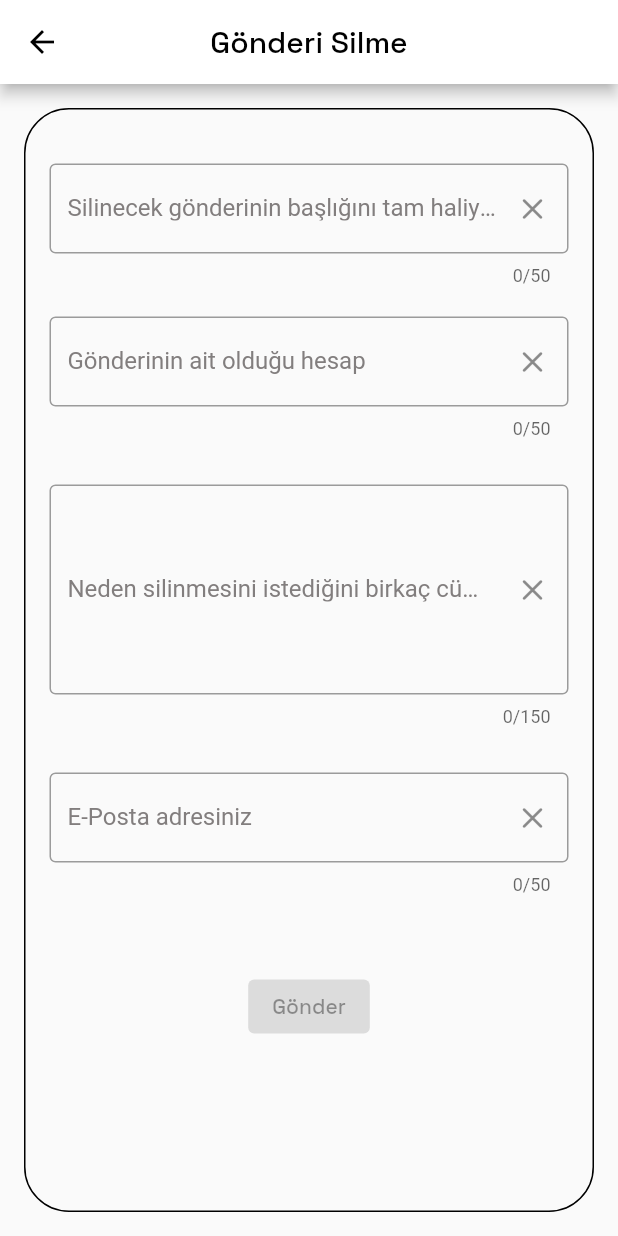
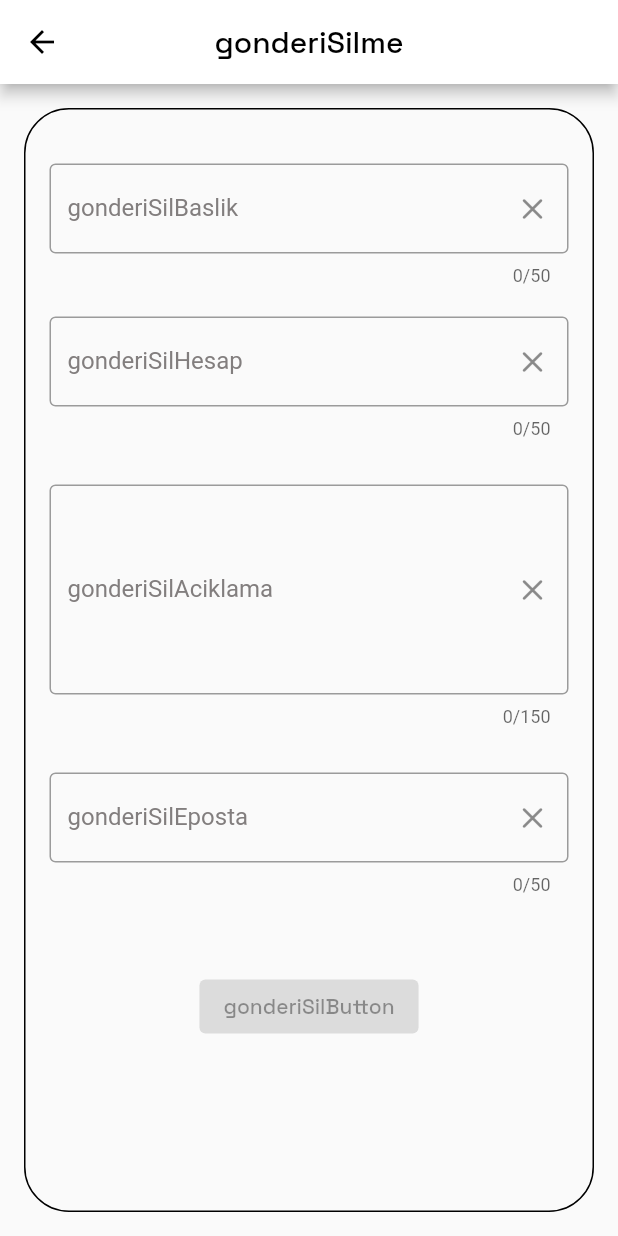
Before and after one commit to mahmutcancokcapar/seyahat-defteri, a Flutter app: the GonderiSilme screen opened directly, on a phone screen of 412 x 824 dp. Run offline on Flutter 3.47's test engine with Material 2 defaults, Android fonts, the phone set to English and light mode, and no system bars; our stand-ins replace cloud_firestore, curved_navigation_bar, firebase_auth, firebase_core, geolocator, get and 2 more; accounts and stored records are empty; network calls fail.

Commit message:
Update gonderi_silme.dart

```diff
--- a/lib/sayfalar/setting_/gonderi_silme.dart
+++ b/lib/sayfalar/setting_/gonderi_silme.dart
@@ -1,4 +1,5 @@
 import 'package:flutter/material.dart';
+import 'package:get/get.dart';
 import 'package:google_fonts/google_fonts.dart';
 import 'package:url_launcher/url_launcher.dart';
 
@@ -70,7 +71,7 @@ class _GonderiSilmeState extends State<GonderiSilme> {
           color: Colors.black,
         ),
         title: Text(
-          'Gönderi Silme',
+          'gonderiSilme'.tr,
           style: GoogleFonts.spaceGrotesk(
             color: Colors.black,
           ),
@@ -107,8 +108,7 @@ class _GonderiSilmeState extends State<GonderiSilme> {
                 },
                 decoration: InputDecoration(
                   border: const OutlineInputBorder(),
-                  labelText:
-                      'Silinecek gönderinin başlığını tam haliyle giriniz',
+                  labelText: 'gonderiSilBaslik'.tr,
                   labelStyle: GoogleFonts.indieFlower(
                     color: const Color.fromARGB(255, 130, 126, 126),
                   ),
@@ -136,8 +136,7 @@ class _GonderiSilmeState extends State<GonderiSilme> {
                 },
                 decoration: InputDecoration(
                   border: const OutlineInputBorder(),
-                  labelText:
-                      'Gönderinin ait olduğu hesap',
+                  labelText: 'gonderiSilHesap'.tr,
                   labelStyle: GoogleFonts.indieFlower(
                     color: const Color.fromARGB(255, 130, 126, 126),
                   ),
@@ -165,8 +164,7 @@ class _GonderiSilmeState extends State<GonderiSilme> {
                 },
                 decoration: InputDecoration(
                   border: const OutlineInputBorder(),
-                  labelText:
-                      'Neden silinmesini istediğini birkaç cümleyle açıklayın',
+                  labelText: 'gonderiSilAciklama'.tr,
                   labelStyle: GoogleFonts.indieFlower(
                     color: const Color.fromARGB(255, 130, 126, 126),
                   ),
@@ -195,7 +193,7 @@ class _GonderiSilmeState extends State<GonderiSilme> {
                 },
                 decoration: InputDecoration(
                   border: const OutlineInputBorder(),
-                  labelText: 'E-Posta adresiniz',
+                  labelText: 'gonderiSilEposta'.tr,
                   labelStyle: GoogleFonts.indieFlower(
                     color: const Color.fromARGB(255, 130, 126, 126),
                   ),
@@ -216,7 +214,7 @@ class _GonderiSilmeState extends State<GonderiSilme> {
                 ),
                 onPressed: _isButtonEnabled ? _onButtonPressed : null,
                 child: Text(
-                  'Gönder',
+                  'gonderiSilButton'.tr,
                   style: GoogleFonts.spaceGrotesk(),
                 ),
               ),
```
